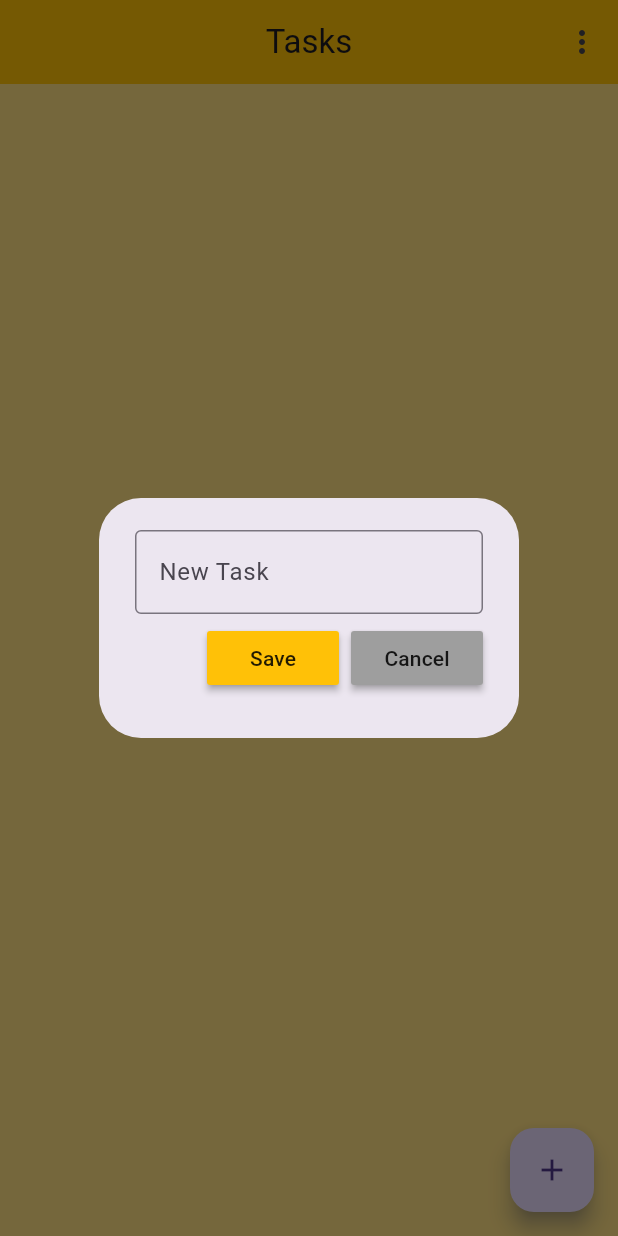
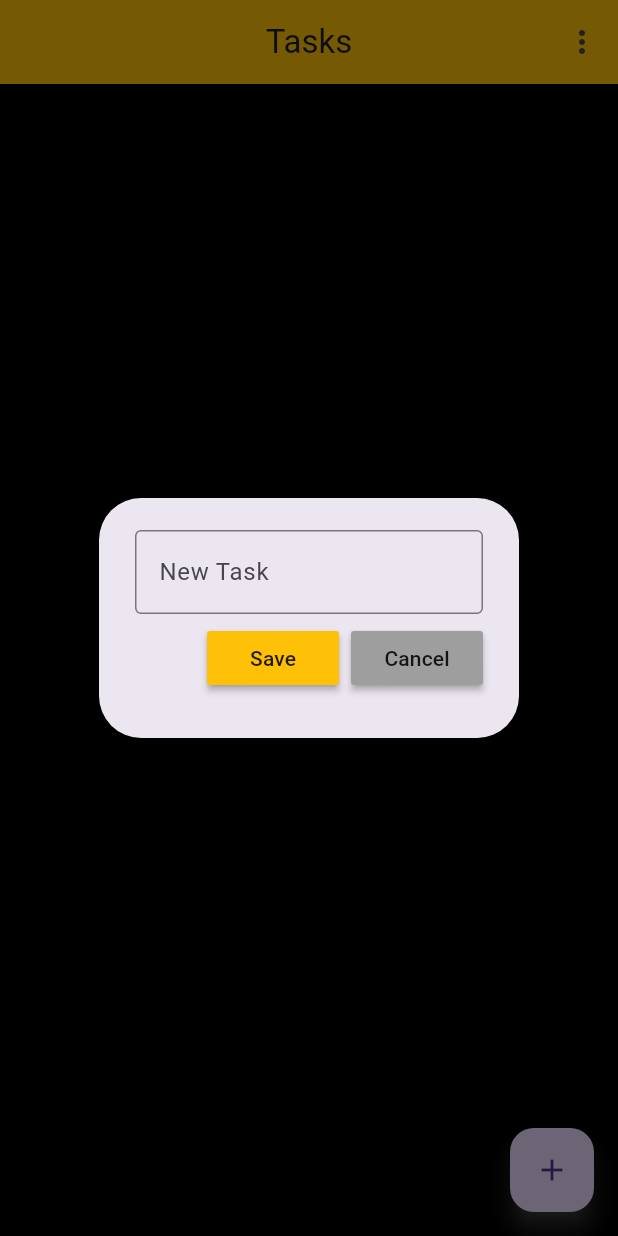
Before and after one commit to Diptonil/flutter-todo, a Flutter app: the screen it shows after launch, after a tap on the "add" icon, on a phone screen of 412 x 824 dp. Run offline on Flutter 3.47's test engine with Material 3 defaults, Android fonts, the phone set to English and light mode, and no system bars; our stand-ins replace animated_splash_screen, flutter_slidable, hive, hive_flutter; accounts and stored records are empty.

Commit message:
Add splashscreen

```diff
--- a/lib/components/appbar.dart
+++ b/lib/components/appbar.dart
@@ -1,12 +1,13 @@
 import 'package:flutter/material.dart';
 import 'package:flutter/services.dart';
-import 'package:flutter_todo/services/database.dart';
+// import 'package:flutter_todo/services/database.dart';
+// import 'package:flutter_todo/pages/home_page.dart';
 
 
 class Appbar extends StatefulWidget implements PreferredSizeWidget {
-  final Database database;
+  final VoidCallback deleteAllTasks;
 
-  const Appbar({super.key, required this.database});
+  const Appbar({super.key, required this.deleteAllTasks});
 
   @override
   State<Appbar> createState() => _AppbarState();
@@ -19,11 +20,7 @@ class _AppbarState extends State<Appbar> {
   void handleClick(String value) {
     switch (value) {
       case "Clear All":
-        setState(() {
-          widget.database.addListener(() {
-            widget.database.deleteAllTodos();
-          });
-        });
+        widget.deleteAllTasks();
         break;
       case "Close":
         SystemChannels.platform.invokeMethod('SystemNavigator.pop');
--- /dev/null
+++ b/lib/components/splashscreen.dart
@@ -0,0 +1,21 @@
+import 'package:flutter/material.dart';
+import 'package:animated_splash_screen/animated_splash_screen.dart';
+import 'package:flutter_todo/pages/home_page.dart';
+
+class SplashScreen extends StatelessWidget {
+  const SplashScreen({super.key});
+
+  @override
+  Widget build(BuildContext context) {
+    return AnimatedSplashScreen(
+      duration: 3000,
+      splash: Icon(
+        Icons.note,
+        color: Theme.of(context).primaryColor
+      ),
+      nextScreen: const HomePage(),
+      splashTransition: SplashTransition.fadeTransition,
+      backgroundColor: Theme.of(context).splashColor,
+    );
+  }
+}
--- a/lib/main.dart
+++ b/lib/main.dart
@@ -1,7 +1,7 @@
 import 'package:flutter/material.dart';
+import 'package:flutter_todo/components/splashscreen.dart';
 import 'package:flutter_todo/constants.dart';
 import 'package:flutter_todo/models.dart';
-import 'package:flutter_todo/pages/home_page.dart';
 import 'package:hive_flutter/hive_flutter.dart';
 import 'package:path_provider/path_provider.dart';
 import 'package:flutter/foundation.dart' show kIsWeb;
@@ -31,9 +31,10 @@ class MainApp extends StatelessWidget {
       theme: ThemeData(
         primaryColor: Colors.amber,
         shadowColor: Colors.grey,
-        scaffoldBackgroundColor: Colors.amber.shade200
+        scaffoldBackgroundColor: Colors.black,
+        splashColor: Colors.black
       ),
-      home: const HomePage()
+      home: const SplashScreen()
     );
   }
 }
--- a/lib/pages/home_page.dart
+++ b/lib/pages/home_page.dart
@@ -36,6 +36,12 @@ class _HomePageState extends State<HomePage> {
     });
   }
 
+  void deleteAllTasks() {
+    setState(() {
+      database.deleteAllTodos();
+    });
+  }
+
   void cancelSave() {
     return Navigator.of(context).pop();
   }
@@ -62,7 +68,7 @@ class _HomePageState extends State<HomePage> {
   @override
   Widget build(BuildContext context) {
     return Scaffold(
-      appBar: Appbar(database: database),
+      appBar: Appbar(deleteAllTasks: deleteAllTasks),
       body: ListView.builder(
         itemCount: database.data.length,
         itemBuilder: (content, index) {
@@ -76,7 +82,8 @@ class _HomePageState extends State<HomePage> {
       ),
       floatingActionButton: FloatingActionButton(
         onPressed: createTask,
-        child: const Icon(Icons.add)
+        splashColor: Theme.of(context).primaryColor,
+        child: const Icon(Icons.add),
       ),
     );
   }
--- a/pubspec.yaml
+++ b/pubspec.yaml
@@ -15,6 +15,7 @@ dependencies:
   path_provider: ^2.1.0
   isar_flutter_libs: ^4.0.0-dev.13
   provider: ^6.1.2
+  animated_splash_screen: ^1.3.0
 
 dev_dependencies:
   flutter_test:
```
